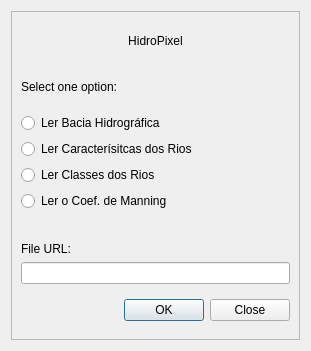
pedmap/HidroPixel_test, file hidroPixel_dialog_base.ui: the form before one commit.
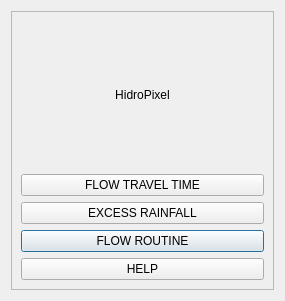
The form after the commit.

```diff
--- a/hidroPixel_dialog_base.ui
+++ b/hidroPixel_dialog_base.ui
@@ -6,8 +6,8 @@
    <rect>
     <x>0</x>
     <y>0</y>
-    <width>311</width>
-    <height>351</height>
+    <width>285</width>
+    <height>301</height>
    </rect>
   </property>
   <property name="windowTitle">
@@ -24,46 +24,16 @@
      </property>
      <layout class="QGridLayout" name="gridLayout">
       <item row="3" column="0">
-       <widget class="QRadioButton" name="radioButton">
-        <property name="toolTip">
-         <string>&lt;html&gt;&lt;head/&gt;&lt;body&gt;&lt;p align=&quot;justify&quot;&gt;Realiza a leitura da delimitação da bacia hidrográfica (arquivo raster).&lt;/p&gt;&lt;/body&gt;&lt;/html&gt;</string>
-        </property>
-        <property name="styleSheet">
-         <string notr="true">font: 10pt &quot;Segoe UI&quot;;</string>
-        </property>
+       <widget class="QPushButton" name="btn_flow_rout">
         <property name="text">
-         <string>Ler Bacia Hidrográfica</string>
+         <string>FLOW ROUTINE</string>
         </property>
        </widget>
       </item>
-      <item row="9" column="0">
-       <widget class="QDialogButtonBox" name="button_box">
-        <property name="sizePolicy">
-         <sizepolicy hsizetype="Expanding" vsizetype="Maximum">
-          <horstretch>0</horstretch>
-          <verstretch>0</verstretch>
-         </sizepolicy>
-        </property>
-        <property name="maximumSize">
-         <size>
-          <width>500</width>
-          <height>500</height>
-         </size>
-        </property>
-        <property name="toolTip">
-         <string extracomment="1">&lt;html&gt;&lt;head/&gt;&lt;body&gt;&lt;p&gt;Press to run or cancel the program!&lt;/p&gt;&lt;/body&gt;&lt;/html&gt;</string>
-        </property>
-        <property name="styleSheet">
-         <string notr="true">font: 10pt &quot;Segoe UI&quot;;</string>
-        </property>
-        <property name="orientation">
-         <enum>Qt::Horizontal</enum>
-        </property>
-        <property name="standardButtons">
-         <set>QDialogButtonBox::Close|QDialogButtonBox::Ok</set>
-        </property>
-        <property name="centerButtons">
-         <bool>false</bool>
+      <item row="2" column="0">
+       <widget class="QPushButton" name="btn_exes_rain">
+        <property name="text">
+         <string>EXCESS RAINFALL</string>
         </property>
        </widget>
       </item>
@@ -84,82 +54,20 @@
         </property>
        </widget>
       </item>
-      <item row="7" column="0" alignment="Qt::AlignBottom">
-       <widget class="QLabel" name="label">
-        <property name="styleSheet">
-         <string notr="true">font: 90 11pt &quot;Segoe UI&quot;;</string>
-        </property>
-        <property name="text">
-         <string>File URL:</string>
-        </property>
-       </widget>
-      </item>
       <item row="1" column="0">
-       <widget class="QLabel" name="label_3">
-        <property name="styleSheet">
-         <string notr="true">font: 90 11pt &quot;Segoe UI&quot;;</string>
-        </property>
+       <widget class="QPushButton" name="btn_flow_trav">
         <property name="text">
-         <string>Select one option:</string>
+         <string>FLOW TRAVEL TIME</string>
         </property>
        </widget>
       </item>
       <item row="4" column="0">
-       <widget class="QRadioButton" name="radioButton_2">
-        <property name="toolTip">
-         <string>&lt;html&gt;&lt;head/&gt;&lt;body&gt;&lt;p align=&quot;justify&quot;&gt;Realiza a leitura do arquivo com as informações sobre, classe, declividade, etc. dos rios.&lt;/p&gt;&lt;/body&gt;&lt;/html&gt;</string>
-        </property>
-        <property name="styleSheet">
-         <string notr="true">font: 10pt &quot;Segoe UI&quot;;</string>
-        </property>
+       <widget class="QPushButton" name="btn_help">
         <property name="text">
-         <string>Ler Caracterísitcas dos Rios</string>
+         <string>HELP</string>
         </property>
        </widget>
       </item>
-      <item row="6" column="0">
-       <widget class="QRadioButton" name="radioButton_4">
-        <property name="toolTip">
-         <string>&lt;html&gt;&lt;head/&gt;&lt;body&gt;&lt;p align=&quot;justify&quot;&gt;Ler o uso e ocupação do solo da bacia e expressa o coeficiente de rugosidade de Manning para eles.&lt;/p&gt;&lt;/body&gt;&lt;/html&gt;</string>
-        </property>
-        <property name="styleSheet">
-         <string notr="true">font: 10pt &quot;Segoe UI&quot;;</string>
-        </property>
-        <property name="text">
-         <string>Ler o Coef. de Manning</string>
-        </property>
-       </widget>
-      </item>
-      <item row="5" column="0">
-       <widget class="QRadioButton" name="radioButton_3">
-        <property name="toolTip">
-         <string>&lt;html&gt;&lt;head/&gt;&lt;body&gt;&lt;p align=&quot;justify&quot;&gt;Ler as diferentes classes dos rios contidos na bacia hidrigráfica em questão.&lt;/p&gt;&lt;/body&gt;&lt;/html&gt;</string>
-        </property>
-        <property name="styleSheet">
-         <string notr="true">font: 10pt &quot;Segoe UI&quot;;</string>
-        </property>
-        <property name="text">
-         <string>Ler Classes dos Rios</string>
-        </property>
-       </widget>
-      </item>
-      <item row="8" column="0">
-       <layout class="QHBoxLayout" name="horizontalLayout">
-        <item>
-         <widget class="QLineEdit" name="lineEdit">
-          <property name="toolTip">
-           <string>&lt;html&gt;&lt;head/&gt;&lt;body&gt;&lt;p align=&quot;justify&quot;&gt;Please, choose only text or raster files!&lt;/p&gt;&lt;/body&gt;&lt;/html&gt;</string>
-          </property>
-          <property name="inputMask">
-           <string/>
-          </property>
-          <property name="text">
-           <string/>
-          </property>
-         </widget>
-        </item>
-       </layout>
-      </item>
      </layout>
     </widget>
    </item>
```
Left out of the diff: 35 changed lines with no effect on the pictures.
